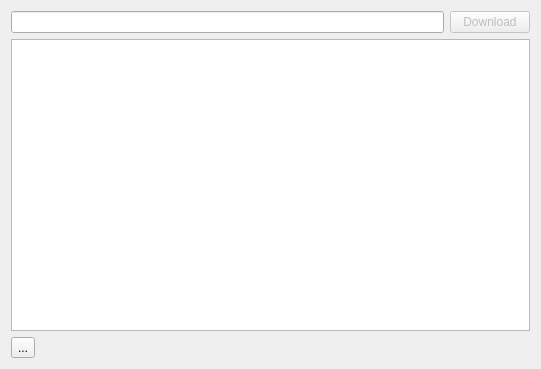
Qt form mainwindow.ui (a1ien/Google_play_client) before a commit.
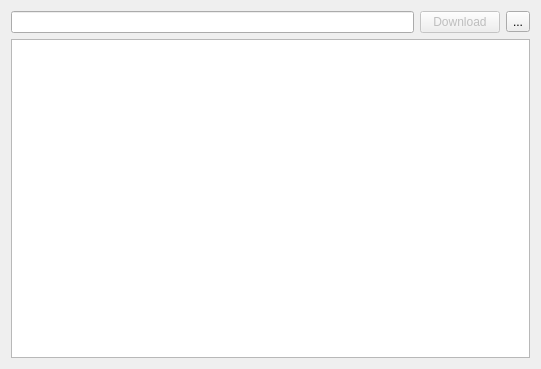
The same form after that commit. Icons and pictures are not drawn.

Patch:
```diff
--- a/mainwindow.ui
+++ b/mainwindow.ui
@@ -31,14 +31,7 @@
     <item row="0" column="0">
      <widget class="QLineEdit" name="SearchString"/>
     </item>
-    <item row="1" column="0" colspan="2">
-     <widget class="QTextEdit" name="AppInfo">
-      <property name="readOnly">
-       <bool>true</bool>
-      </property>
-     </widget>
-    </item>
-    <item row="2" column="0">
+    <item row="0" column="2">
      <widget class="QToolButton" name="SettingsButton">
       <property name="text">
        <string>...</string>
@@ -46,6 +39,19 @@
       <property name="icon">
        <iconset resource="resource.qrc">
         <normaloff>:/icons/icon.png</normaloff>:/icons/icon.png</iconset>
+      </property>
+      <property name="iconSize">
+       <size>
+        <width>18</width>
+        <height>18</height>
+       </size>
+      </property>
+     </widget>
+    </item>
+    <item row="1" column="0" colspan="3">
+     <widget class="QTextEdit" name="AppInfo">
+      <property name="readOnly">
+       <bool>true</bool>
       </property>
      </widget>
     </item>
```
